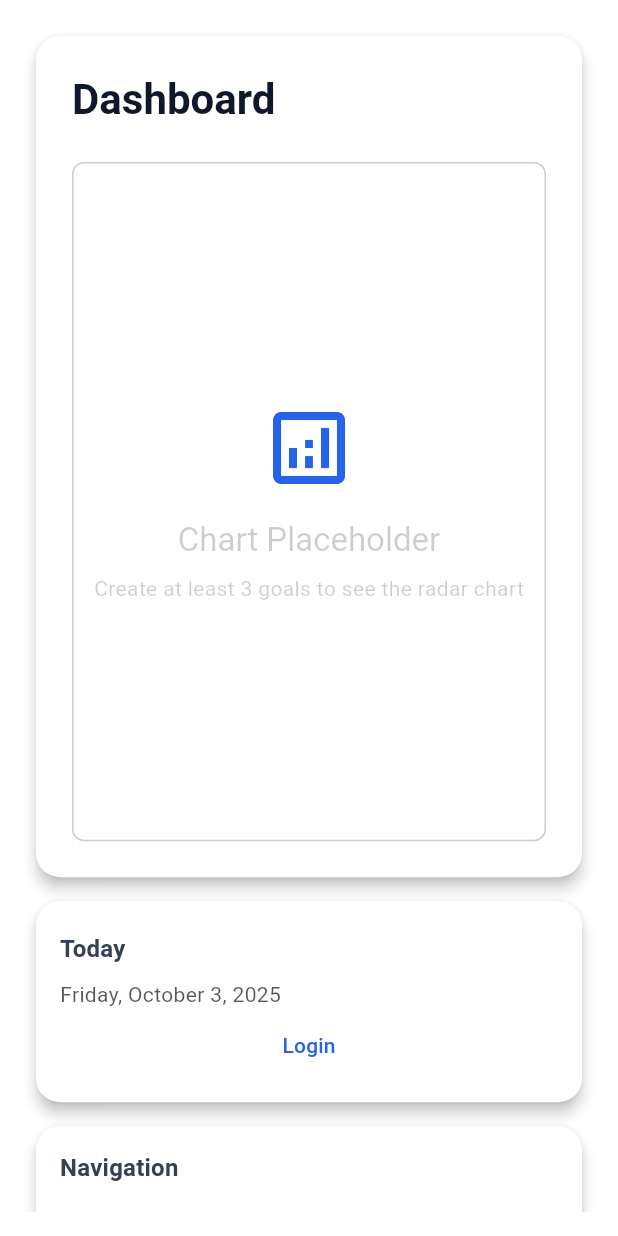
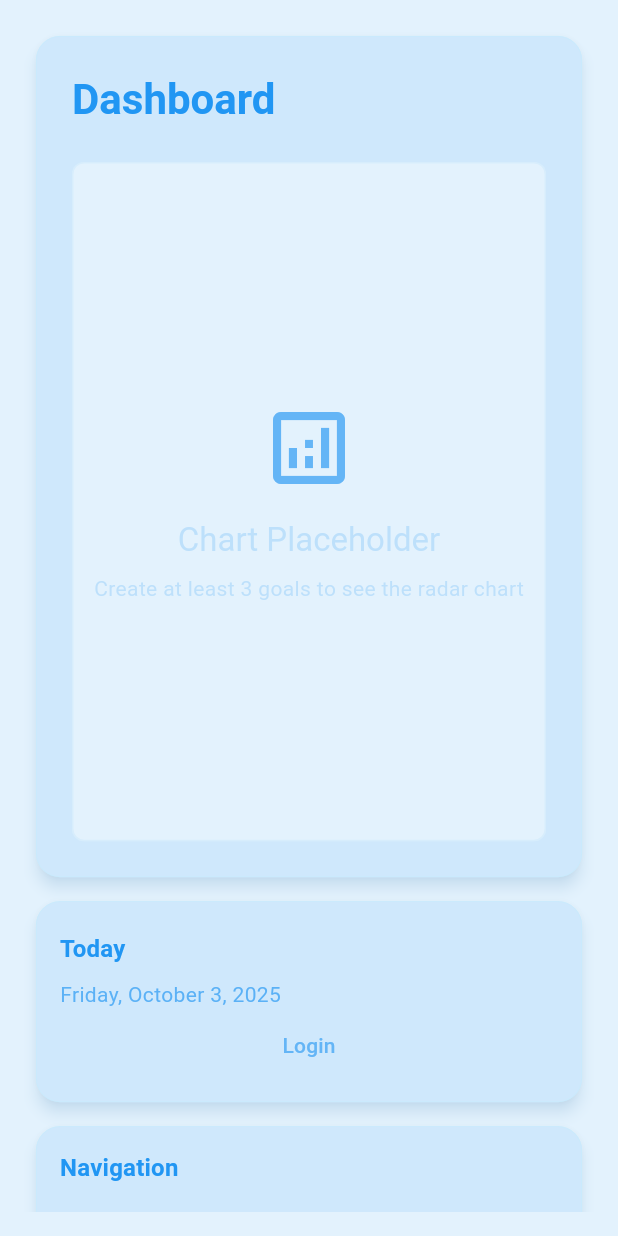
Before and after one commit to hexagun123/Habitstone, a Flutter app: the screen it shows after launch, on a phone screen of 412 x 824 dp. Run offline on Flutter 3.47's test engine with Material 3 defaults, Android fonts, the phone set to English and light mode, and no system bars; our stand-ins replace firebase_auth, firebase_core, fl_chart, flutter_riverpod, go_router, google_fonts and 2 more; accounts and stored records are empty.

Commit message:
color theme changes

```diff
--- a/lib/core/provider/theme.dart
+++ b/lib/core/provider/theme.dart
@@ -14,7 +14,7 @@ class ThemeNotifier extends StateNotifier<AppThemeMode> {
   final HiveRepository _repository;
 
   ThemeNotifier(this._repository)
-      : super(_repository.getThemeMode() ?? AppThemeMode.light);
+      : super(_repository.getThemeMode() ?? AppThemeMode.lightBlue);
   Future<void> setTheme(AppThemeMode mode) async {
     if (state != mode) {
       state = mode;
@@ -36,17 +36,19 @@ AppThemeMode getNextTheme(AppThemeMode current) {
 
 IconData getThemeIcon(AppThemeMode mode) {
   switch (mode) {
-    case AppThemeMode.light:
-      return Icons.light_mode;
-    case AppThemeMode.dark:
-      return Icons.dark_mode;
-    case AppThemeMode.sciFi:
-      return Icons.rocket_launch;
-    case AppThemeMode.warm:
-      return Icons.wb_sunny;
     case AppThemeMode.lightBlue:
       return Icons.water_drop;
-    case AppThemeMode.greenLight:
-      return Icons.eco;
+    case AppThemeMode.darkGreen:
+      return Icons.forest;
+    case AppThemeMode.sciFiBlue:
+      return Icons.rocket_launch;
+    case AppThemeMode.warmOrange:
+      return Icons.lightbulb_outline;
+    case AppThemeMode.lightGreen:
+      return Icons.grass;
+    case AppThemeMode.modernGrey:
+      return Icons.circle_outlined;
+    case AppThemeMode.deepPurple:
+      return Icons.auto_awesome;
   }
 }
--- a/lib/core/theme/app_theme.dart
+++ b/lib/core/theme/app_theme.dart
@@ -2,283 +2,316 @@
 import 'package:flutter/material.dart';
 import 'package:google_fonts/google_fonts.dart';
 
-// Add new themes
-enum AppThemeMode { light, dark, sciFi, warm, lightBlue, greenLight }
+enum AppThemeMode {
+  lightBlue,
+  darkGreen,
+  sciFiBlue,
+  warmOrange, // Now a dark/neutral warm theme, more distinctly orange
+  lightGreen,
+  modernGrey, // Now a dark theme
+  deepPurple, // New dark theme
+}
 
 class AppTheme {
+  // --- Common Component Styles (Dynamic - refer to ColorScheme properties) ---
+
+  // Base text theme
+  static TextTheme _baseTextTheme(ColorScheme colorScheme, String fontName) {
+    return GoogleFonts.getTextTheme(
+      fontName,
+      TextTheme(
+        displayLarge: TextStyle(color: colorScheme.onSurface),
+        displayMedium: TextStyle(color: colorScheme.onSurface),
+        displaySmall: TextStyle(color: colorScheme.onSurface),
+        headlineLarge: TextStyle(color: colorScheme.onSurface),
+        headlineMedium: TextStyle(color: colorScheme.onSurface),
+        headlineSmall: TextStyle(color: colorScheme.onSurface),
+        titleLarge: TextStyle(color: colorScheme.onSurface),
+        titleMedium: TextStyle(color: colorScheme.onSurface),
+        titleSmall: TextStyle(color: colorScheme.onSurface),
+        bodyLarge: TextStyle(color: colorScheme.onSurface),
+        bodyMedium: TextStyle(color: colorScheme.onSurface),
+        bodySmall: TextStyle(color: colorScheme.onSurface),
+        labelLarge: TextStyle(color: colorScheme.onPrimary),
+        labelMedium: TextStyle(color: colorScheme.onSurface),
+        labelSmall: TextStyle(color: colorScheme.onSurface),
+      ),
+    );
+  }
+
+  // Elevated Button Style
+  static ElevatedButtonThemeData _elevatedButtonTheme(ColorScheme colorScheme) {
+    return ElevatedButtonThemeData(
+      style: ElevatedButton.styleFrom(
+        elevation: 6,
+        shape: RoundedRectangleBorder(borderRadius: BorderRadius.circular(12)),
+        padding: const EdgeInsets.symmetric(horizontal: 24, vertical: 16),
+        backgroundColor: colorScheme.primary,
+        foregroundColor: colorScheme.onPrimary,
+      ),
+    );
+  }
+
+  // Input Decoration Theme
+  static InputDecorationTheme _inputDecorationTheme(ColorScheme colorScheme) {
+    return InputDecorationTheme(
+      filled: true,
+      fillColor: colorScheme.surfaceContainerHigh,
+      border: OutlineInputBorder(
+        borderRadius: BorderRadius.circular(12),
+        borderSide: BorderSide(color: colorScheme.outline),
+      ),
+      enabledBorder: OutlineInputBorder(
+        borderRadius: BorderRadius.circular(12),
+        borderSide: BorderSide(color: colorScheme.outlineVariant),
+      ),
+      focusedBorder: OutlineInputBorder(
+        borderRadius: BorderRadius.circular(12),
+        borderSide: BorderSide(color: colorScheme.primary, width: 2),
+      ),
+      errorBorder: OutlineInputBorder(
+        borderRadius: BorderRadius.circular(12),
+        borderSide: BorderSide(color: colorScheme.error, width: 2),
+      ),
+      focusedErrorBorder: OutlineInputBorder(
+        borderRadius: BorderRadius.circular(12),
+        borderSide: BorderSide(color: colorScheme.error, width: 2),
+      ),
+      contentPadding: const EdgeInsets.symmetric(horizontal: 16, vertical: 14),
+      hintStyle: TextStyle(
+          color: colorScheme.onSurface.withAlpha((255 * 0.6).round())),
+    );
+  }
+
+  // App Bar Theme
+  static AppBarTheme _appBarTheme(ColorScheme colorScheme) {
+    return AppBarTheme(
+      elevation: 0,
+      centerTitle: false,
+      backgroundColor: colorScheme.surface,
+      foregroundColor: colorScheme.onSurface,
+      titleTextStyle: TextStyle(
+        color: colorScheme.onSurface,
+        fontSize: 20,
+        fontWeight: FontWeight.bold,
+      ),
+    );
+  }
+
+  // Card Theme
+  static CardThemeData _cardTheme(ColorScheme colorScheme) {
+    return CardThemeData(
+      elevation: 4,
+      shape: RoundedRectangleBorder(
+        borderRadius: BorderRadius.circular(16),
+        side: BorderSide(color: colorScheme.outlineVariant, width: 0.5),
+      ),
+      margin: const EdgeInsets.all(8),
+      color: colorScheme.surfaceContainerHigh,
+      shadowColor: colorScheme.shadow.withAlpha((255 * 0.3).round()),
+    );
+  }
+
+  // Floating Action Button Theme
+  static FloatingActionButtonThemeData _fabTheme(ColorScheme colorScheme) {
+    return FloatingActionButtonThemeData(
+      backgroundColor: colorScheme.secondary,
+      foregroundColor: colorScheme.onSecondary,
+    );
+  }
+
+  // Bottom Navigation Bar Theme
+  static BottomNavigationBarThemeData _bottomNavBarTheme(
+      ColorScheme colorScheme) {
+    return BottomNavigationBarThemeData(
+      backgroundColor: colorScheme.surface,
+      selectedItemColor: colorScheme.primary,
+      unselectedItemColor: colorScheme.onSurface.withAlpha((255 * 0.6).round()),
+    );
+  }
+
+  // --- Theme Definitions (Only ColorScheme and Font) ---
+
+  static const Map<AppThemeMode, Map<String, dynamic>> _themeData = {
+    AppThemeMode.lightBlue: {
+      'colorScheme': ColorScheme.light(
+        primary: Color(0xFF64B5F6), // Sky blue
+        onPrimary: Colors.white,
+        secondary: Color(0xFFBBDEFB), // Lighter blue
+        onSecondary: Colors.black,
+        surface: Color(0xFFE3F2FD), // Very light blue surface
+        onSurface: Color(0xFF2196F3), // Darker blue text
+        error: Color(0xFFEF5350), // Standard red error
+        onError: Colors.white,
+        outline: Color(0xFFA7D9F8),
+        outlineVariant: Color(0xFFC7EBFD),
+        shadow: Color(0xFF64B5F6),
+        surfaceContainerHigh: Color(0xFFCFE8FC), // Added for fill color
+      ),
+      'fontName': 'Roboto', // A clean, widely used font
+    },
+    AppThemeMode.darkGreen: {
+      'colorScheme': ColorScheme.dark(
+        primary: Color(0xFF66BB6A), // Medium Green
+        onPrimary: Colors.black,
+        secondary: Color(0xFF81C784), // Lighter Green
+        onSecondary: Colors.black,
+        surface: Color(0xFF2E3D34), // Dark Forest Green
+        onSurface: Color(0xFFE8F5E9), // Lightest Green for text
+        error: Color(0xFFEF5350), // Standard Red
+        onError: Colors.white,
+        outline: Color(0xFF4CAF50), // Green outline
+        outlineVariant: Color(0xFF66BB6A), // Lighter green outline
+        shadow: Color(0xFF66BB6A), // Green shadow
+        surfaceContainerHigh:
+            Color(0xFF3C4B42), // Slightly lighter dark green for fill
+      ),
+      'fontName': 'Open Sans', // Readable and pleasant
+    },
+    AppThemeMode.sciFiBlue: {
+      'colorScheme': ColorScheme.dark(
+        primary: Color(0xFF00B0FF), // Bright Blue
+        onPrimary: Colors.black,
+        secondary: Color(0xFF82B1FF), // Luminous lighter blue
+        onSecondary: Colors.black,
+        surface: Color(0xFF0F1B2A), // Deep dark blue
+        onSurface: Color(0xFFE0F7FA), // Light cyan text
+        error: Color(0xFFFF5252), // Vibrant red
+        onError: Colors.black,
+        outline: Color(0xFF00B0FF),
+        outlineVariant: Color(0xFF4DD0E1),
+        shadow: Color(0xFF00B0FF),
+        surfaceContainerHigh:
+            Color(0xFF1A2A3A), // Slightly lighter deep blue for fill
+      ),
+      'fontName': 'Orbitron', // Sci-Fi inspired font
+    },
+    AppThemeMode.warmOrange: {
+      'colorScheme': ColorScheme.dark(
+        primary: Color(0xFFFFA726), // More vibrant Orange
+        onPrimary: Colors.black,
+        secondary: Color(0xFFFFCC80), // Softer, light orange
+        onSecondary: Colors.black,
+        surface: Color(0xFF421C00), // Very Dark Brown/Orange for deep contrast
+        onSurface: Color(0xFFFFE0B2), // Light, warm cream text
+        error: Color(0xFFEF5350), // Standard red error
+        onError: Colors.white,
+        outline: Color(0xFFFB8C00), // Distinct orange outline
+        outlineVariant: Color(0xFFFFB74D), // Lighter orange outline
+        shadow: Color(0xFFFFA726), // Orange shadow
+        surfaceContainerHigh: Color(0xFF5A2A00), // Darker orange-brown for fill
+      ),
+      'fontName': 'Cabin', // Friendly and warm, yet modern
+    },
+    AppThemeMode.lightGreen: {
+      'colorScheme': ColorScheme.light(
+        primary: Color(0xFF81C784), // Soft green
+        onPrimary: Colors.black,
+        secondary: Color(0xFFC8E6C9), // Lighter green
+        onSecondary: Colors.black,
+        surface: Color(0xFFE8F5E9), // Very light green surface
+        onSurface: Color(0xFF4CAF50), // Darker green text
+        error: Color(0xFFE57373), // Red error
+        onError: Colors.white,
+        outline: Color(0xFFA5D6A7),
+        outlineVariant: Color(0xFFC8E6C9),
+        shadow: Color(0xFF81C784),
+        surfaceContainerHigh: Color(0xFFD4EDD6), // Added for fill color
+      ),
+      'fontName': 'Nunito', // Soft and rounded, fits light green
+    },
+    AppThemeMode.modernGrey: {
+      'colorScheme': ColorScheme.dark(
+        primary: Color(0xFF90A4AE), // Lighter Blue Grey primary
+        onPrimary: Colors.black,
+        secondary: Color(0xFFB0BEC5), // Even lighter Blue Grey
+        onSecondary: Colors.black,
+        surface: Color(0xFF263238), // Dark Blue Grey surface
+        onSurface: Color(0xFFECEFF1), // Lightest Grey for text
+        error: Color(0xFFE57373), // Red error
+        onError: Colors.white,
+        outline: Color(0xFF455A64), // Dark grey outline
+        outlineVariant: Color(0xFF607D8B), // Medium grey outline
+        shadow: Color(0xFF90A4AE), // Blue Grey shadow
+        surfaceContainerHigh: Color(0xFF37474F), // Medium dark grey for fill
+      ),
+      'fontName': 'Montserrat', // Modern and clean
+    },
+    AppThemeMode.deepPurple: {
+      'colorScheme': ColorScheme.dark(
+        primary: Color(0xFFAB47BC), // Medium Purple
+        onPrimary: Colors.white,
+        secondary: Color(0xFFCE93D8), // Lighter Purple
+        onSecondary: Colors.black,
+        surface: Color(0xFF210033), // Very Dark Purple
+        onSurface: Color(0xFFF3E5F5), // Lightest Lavender for text
+        error: Color(0xFFEF5350), // Standard Red
+        onError: Colors.white,
+        outline: Color(0xFF7B1FA2), // Darker Purple outline
+        outlineVariant: Color(0xFFA567E1), // Medium Purple outline
+        shadow: Color(0xFFAB47BC), // Purple shadow
+        surfaceContainerHigh: Color(0xFF330055), // Darker purple for fill
+      ),
+      'fontName': 'Lato', // A clean, readable font for this theme
+    },
+  };
+
+  // --- Get Theme Method ---
   static ThemeData getTheme(AppThemeMode mode) {
+    final theme = _themeData[mode]!;
+    final colorScheme = theme['colorScheme'] as ColorScheme;
+    final fontName = theme['fontName'] as String;
+
+    return ThemeData(
+      useMaterial3: true,
+      colorScheme: colorScheme,
+      textTheme: _baseTextTheme(colorScheme, fontName),
+      appBarTheme: _appBarTheme(colorScheme),
+      elevatedButtonTheme: _elevatedButtonTheme(colorScheme),
+      inputDecorationTheme: _inputDecorationTheme(colorScheme),
+      cardTheme: _cardTheme(colorScheme),
+      floatingActionButtonTheme: _fabTheme(colorScheme),
+      bottomNavigationBarTheme: _bottomNavBarTheme(colorScheme),
+    );
+  }
+
+  // --- Get Theme Name Method ---
+  static String getThemeName(AppThemeMode mode) {
     switch (mode) {
-      case AppThemeMode.dark:
-        return _darkTheme;
-      case AppThemeMode.sciFi:
-        return _sciFiTheme;
-      case AppThemeMode.warm:
-        return _warmTheme;
-      case AppThemeMode.light:
-        return _lightTheme;
-      case AppThemeMode.lightBlue: // New
-        return _lightBlueTheme;
-      case AppThemeMode.greenLight: // New
-        return _greenLightTheme;
+      case AppThemeMode.lightBlue:
+        return 'Light Blue';
+      case AppThemeMode.darkGreen:
+        return 'Dark Green';
+      case AppThemeMode.sciFiBlue:
+        return 'Sci-Fi Blue';
+      case AppThemeMode.warmOrange:
+        return 'Warm Orange';
+      case AppThemeMode.lightGreen:
+        return 'Light Green';
+      case AppThemeMode.modernGrey:
+        return 'Modern Grey';
+      case AppThemeMode.deepPurple:
+        return 'Deep Purple';
     }
   }
 
-  static String getThemeName(AppThemeMode mode) {
+  // --- Get Theme Icon Method ---
+  static IconData getThemeIcon(AppThemeMode mode) {
     switch (mode) {
-      case AppThemeMode.light:
-        return 'Light';
-      case AppThemeMode.dark:
-        return 'Dark';
-      case AppThemeMode.sciFi:
-        return 'Sci-Fi';
-      case AppThemeMode.warm:
-        return 'Warm';
-      case AppThemeMode.lightBlue: // New
-        return 'Light Blue';
-      case AppThemeMode.greenLight: // New
-        return 'Green Light';
+      case AppThemeMode.lightBlue:
+        return Icons.water_drop;
+      case AppThemeMode.darkGreen:
+        return Icons.forest;
+      case AppThemeMode.sciFiBlue:
+        return Icons.rocket_launch;
+      case AppThemeMode.warmOrange:
+        return Icons.local_fire_department;
+      case AppThemeMode.lightGreen:
+        return Icons.grass;
+      case AppThemeMode.modernGrey:
+        return Icons.layers;
+      case AppThemeMode.deepPurple:
+        return Icons.star_border;
     }
   }
-
-  // Base text theme
-  static final TextTheme _baseTextTheme = GoogleFonts.robotoTextTheme();
-
-  // Common styles
-  static final ButtonStyle _elevatedButtonStyle = ElevatedButton.styleFrom(
-    elevation: 6,
-    shape: RoundedRectangleBorder(borderRadius: BorderRadius.circular(12)),
-    padding: const EdgeInsets.symmetric(horizontal: 24, vertical: 16),
-  );
-
-  static final InputDecorationTheme _inputDecorationTheme =
-      InputDecorationTheme(
-    filled: true,
-    border: OutlineInputBorder(
-      borderRadius: BorderRadius.circular(12),
-      borderSide: BorderSide.none,
-    ),
-    contentPadding: const EdgeInsets.symmetric(horizontal: 16, vertical: 14),
-  );
-
-  // Light Theme
-  static final ThemeData _lightTheme = ThemeData(
-    useMaterial3: true,
-    colorScheme: const ColorScheme.light(
-      primary: Color(0xFF2563EB),
-      secondary: Color(0xFF64748B),
-      surface: Color(0xFFFFFFFF),
-      error: Color(0xFFDC2626),
-    ),
-    textTheme: _baseTextTheme.apply(
-      displayColor: Color(0xFF0F172A),
-      bodyColor: Color(0xFF334155),
-    ),
-    appBarTheme: const AppBarTheme(
-      elevation: 0,
-      centerTitle: false,
-    ),
-    elevatedButtonTheme: ElevatedButtonThemeData(style: _elevatedButtonStyle),
-    inputDecorationTheme: _inputDecorationTheme,
-    cardTheme: CardThemeData(
-      elevation: 4,
-      shape: RoundedRectangleBorder(borderRadius: BorderRadius.circular(16)),
-      margin: const EdgeInsets.all(8),
-      color: Colors.white,
-    ),
-  );
-
-  // Dark Theme
-  static final ThemeData _darkTheme = ThemeData(
-    useMaterial3: true,
-    colorScheme: const ColorScheme.dark(
-      primary: Color(0xFF3B82F6),
-      secondary: Color(0xFF94A3B8),
-      surface: Color(0xFF1E293B),
-      error: Color(0xFFEF4444),
-    ),
-    textTheme: _baseTextTheme.apply(
-      displayColor: Color(0xFFE2E8F0),
-      bodyColor: Color(0xFFCBD5E1),
-    ),
-    appBarTheme: const AppBarTheme(
-      elevation: 0,
-      centerTitle: false,
-      backgroundColor: Color(0xFF1E293B),
-    ),
-    elevatedButtonTheme: ElevatedButtonThemeData(style: _elevatedButtonStyle),
-    inputDecorationTheme: _inputDecorationTheme,
-    cardTheme: CardThemeData(
-      elevation: 4,
-      shape: RoundedRectangleBorder(borderRadius: BorderRadius.circular(16)),
-      margin: const EdgeInsets.all(8),
-      color: Color(0xFF1E293B),
-    ),
-    floatingActionButtonTheme: FloatingActionButtonThemeData(
-      backgroundColor: Color(0xFF3B82F6),
-    ),
-  );
-
-  // Sci-Fi Theme - Improved
-  static final ThemeData _sciFiTheme = ThemeData(
-    useMaterial3: true,
-    colorScheme: const ColorScheme.dark(
-      primary: Color(0xFF00FFE0),
-      secondary: Color(0xFFFF00FF),
-      surface: Color(0xFF0A0A2A),
-      error: Color(0xFFFF4D4D),
-    ),
-    textTheme: GoogleFonts.orbitronTextTheme().apply(
-      displayColor: Color(0xFF00FFE0),
-      bodyColor: Color(0xFFA0F0FF),
-    ),
-    appBarTheme: const AppBarTheme(
-      elevation: 0,
-      centerTitle: false,
-      backgroundColor: Color(0xFF0A0A3A),
-    ),
-    elevatedButtonTheme: ElevatedButtonThemeData(
-      style: _elevatedButtonStyle.copyWith(
-        backgroundColor: WidgetStateProperty.all(Color(0xFFFF00FF)),
-        foregroundColor: WidgetStateProperty.all(Colors.black),
-      ),
-    ),
-    cardTheme: CardThemeData(
-      elevation: 6,
-      shape: RoundedRectangleBorder(
-        borderRadius: BorderRadius.circular(16),
-        side: BorderSide(color: Color(0xFF00FFE0), width: 1),
-      ),
-      margin: const EdgeInsets.all(8),
-      color: Color(0xFF0A0A3A),
-      shadowColor: Color(0x6600FFE0),
-    ),
-    inputDecorationTheme: _inputDecorationTheme.copyWith(
-      border: OutlineInputBorder(
-        borderRadius: BorderRadius.circular(12),
-        borderSide: BorderSide(color: Color(0xFF00FFE0)),
-      ),
-      enabledBorder: OutlineInputBorder(
-        borderRadius: BorderRadius.circular(12),
-        borderSide: BorderSide(color: Color(0xFF5555AA)),
-      ),
-      filled: false,
-    ),
-    floatingActionButtonTheme: FloatingActionButtonThemeData(
-      backgroundColor: Color(0xFFFF00FF),
-      foregroundColor: Colors.black,
-    ),
-  );
-
-  // Warm Theme - Improved
-  static final ThemeData _warmTheme = ThemeData(
-    useMaterial3: true,
-    colorScheme: const ColorScheme.dark(
-      primary: Color(0xFFFFA500),
-      secondary: Color(0xFFFFD700),
-      surface: Color(0xFF1A1A1A),
-      error: Color(0xFFFF3333),
-    ),
-    textTheme: _baseTextTheme.apply(
-      displayColor: Color(0xFFFFA500),
-      bodyColor: Color(0xFFFFD700),
-    ),
-    appBarTheme: const AppBarTheme(
-      elevation: 0,
-      centerTitle: false,
-      backgroundColor: Color(0xFF222222),
-    ),
-    elevatedButtonTheme: ElevatedButtonThemeData(
-      style: _elevatedButtonStyle.copyWith(
-        backgroundColor: WidgetStateProperty.all(Color(0xFFFFA500)),
-        foregroundColor: WidgetStateProperty.all(Colors.black),
-      ),
-    ),
-    cardTheme: CardThemeData(
-      elevation: 4,
-      shape: RoundedRectangleBorder(
-        borderRadius: BorderRadius.circular(16),
-        side: BorderSide(color: Color(0xFFFFA500), width: 1),
-      ),
-      margin: const EdgeInsets.all(8),
-      color: Color(0xFF222222),
-      shadowColor: Color(0x66FFA500),
-    ),
-    inputDecorationTheme: _inputDecorationTheme.copyWith(
-      border: OutlineInputBorder(
-        borderRadius: BorderRadius.circular(12),
-        borderSide: BorderSide(color: Color(0xFFFFA500)),
-      ),
-      filled: false,
-    ),
-    floatingActionButtonTheme: FloatingActionButtonThemeData(
-      backgroundColor: Color(0xFFFFA500),
-      foregroundColor: Colors.black,
-    ),
-    bottomNavigationBarTheme: BottomNavigationBarThemeData(
-      backgroundColor: Color(0xFF222222),
-      selectedItemColor: Color(0xFFFFA500),
-    ),
-  );
-
-  // New Light Blue Theme
-  static final ThemeData _lightBlueTheme = ThemeData(
-    useMaterial3: true,
-    colorScheme: const ColorScheme.light(
-      primary: Color(0xFF1E88E5),
-      secondary: Color(0xFF4FC3F7),
-      surface: Color(0xFFE3F2FD),
-      error: Color(0xFFE53935),
-    ),
-    textTheme: _baseTextTheme.apply(
-      displayColor: Color(0xFF0D47A1),
-      bodyColor: Color(0xFF1976D2),
-    ),
-    appBarTheme: const AppBarTheme(
-      elevation: 0,
-      centerTitle: false,
-      backgroundColor: Color(0xFFE3F2FD),
-    ),
-    elevatedButtonTheme: ElevatedButtonThemeData(style: _elevatedButtonStyle),
-    inputDecorationTheme: _inputDecorationTheme,
-    cardTheme: CardThemeData(
-      elevation: 2,
-      shape: RoundedRectangleBorder(borderRadius: BorderRadius.circular(16)),
-      margin: const EdgeInsets.all(8),
-      color: Color(0xFFE1F5FE),
-    ),
-    floatingActionButtonTheme: FloatingActionButtonThemeData(
-      backgroundColor: Color(0xFF1E88E5),
-    ),
-  );
-
-  // New Green Light Theme
-  static final ThemeData _greenLightTheme = ThemeData(
-    useMaterial3: true,
-    colorScheme: const ColorScheme.light(
-      primary: Color(0xFF2E7D32),
-      secondary: Color(0xFF66BB6A),
-      surface: Color(0xFFE8F5E9),
-      error: Color(0xFFC62828),
-    ),
-    textTheme: _baseTextTheme.apply(
-      displayColor: Color(0xFF1B5E20),
-      bodyColor: Color(0xFF388E3C),
-    ),
-    appBarTheme: const AppBarTheme(
-      elevation: 0,
-      centerTitle: false,
-      backgroundColor: Color(0xFFE8F5E9),
-    ),
-    elevatedButtonTheme: ElevatedButtonThemeData(style: _elevatedButtonStyle),
-    inputDecorationTheme: _inputDecorationTheme,
-    cardTheme: CardThemeData(
-      elevation: 2,
-      shape: RoundedRectangleBorder(borderRadius: BorderRadius.circular(16)),
-      margin: const EdgeInsets.all(8),
-      color: Color(0xFFDCEDC8),
-    ),
-    floatingActionButtonTheme: FloatingActionButtonThemeData(
-      backgroundColor: Color(0xFF2E7D32),
-    ),
-  );
 }
```
